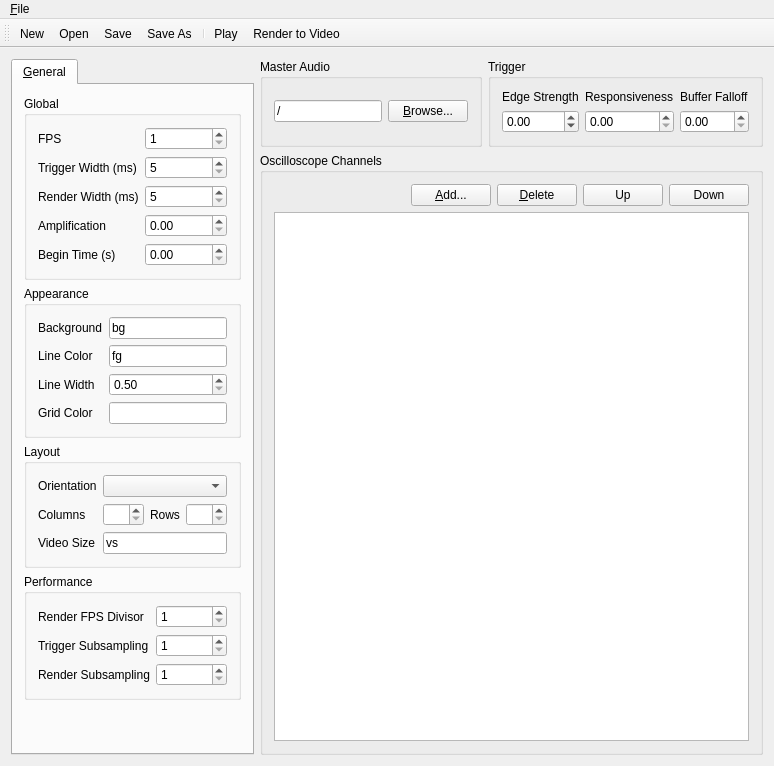
Above: corrscope/gui/mainwindow.ui from corrscope/corrscope before the change. Below: the same form after it.
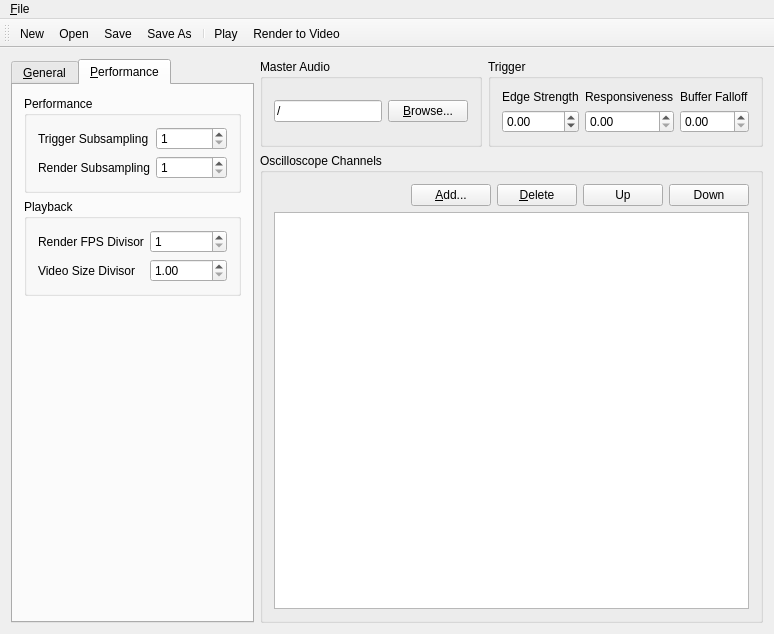
That is the form after the change. The open tabs and pages were chosen to show the change. Custom widgets are drawn as their Qt base class.

Commit message:
Add Performance tab to GUI
Add video size divisor to GUI.

The edit to the form file:
```diff
--- a/corrscope/gui/mainwindow.ui
+++ b/corrscope/gui/mainwindow.ui
@@ -246,47 +246,53 @@
          </widget>
         </item>
         <item>
-         <widget class="QGroupBox" name="optionChannel">
+         <spacer name="verticalSpacer_2">
+          <property name="orientation">
+           <enum>Qt::Vertical</enum>
+          </property>
+          <property name="sizeHint" stdset="0">
+           <size>
+            <width>20</width>
+            <height>40</height>
+           </size>
+          </property>
+         </spacer>
+        </item>
+       </layout>
+      </widget>
+      <widget class="QWidget" name="tabPerf">
+       <attribute name="title">
+        <string>&amp;Performance</string>
+       </attribute>
+       <layout class="QVBoxLayout" name="verticalLayout">
+        <item>
+         <widget class="QGroupBox" name="perfAll">
           <property name="title">
            <string>Performance</string>
           </property>
-          <layout class="QFormLayout" name="formLayout_3">
+          <layout class="QFormLayout" name="formLayout_5">
            <item row="0" column="0">
-            <widget class="QLabel" name="render_subfpsL">
-             <property name="text">
-              <string>Render FPS Divisor</string>
-             </property>
-            </widget>
-           </item>
-           <item row="0" column="1">
-            <widget class="BoundSpinBox" name="render_subfps">
-             <property name="minimum">
-              <number>1</number>
-             </property>
-            </widget>
-           </item>
-           <item row="1" column="0">
             <widget class="QLabel" name="trigger_subsamplingL">
              <property name="text">
               <string>Trigger Subsampling</string>
              </property>
             </widget>
            </item>
-           <item row="1" column="1">
+           <item row="0" column="1">
             <widget class="BoundSpinBox" name="trigger_subsampling">
              <property name="minimum">
               <number>1</number>
              </property>
             </widget>
            </item>
-           <item row="2" column="0">
+           <item row="1" column="0">
             <widget class="QLabel" name="render_subsamplingL">
              <property name="text">
               <string>Render Subsampling</string>
              </property>
             </widget>
            </item>
-           <item row="2" column="1">
+           <item row="1" column="1">
             <widget class="BoundSpinBox" name="render_subsampling">
              <property name="minimum">
               <number>1</number>
@@ -297,7 +303,47 @@
          </widget>
         </item>
         <item>
-         <spacer name="verticalSpacer_2">
+         <widget class="QGroupBox" name="perfPlayback">
+          <property name="title">
+           <string>Playback</string>
+          </property>
+          <layout class="QFormLayout" name="formLayout_3">
+           <item row="0" column="0">
+            <widget class="QLabel" name="render_subfpsL">
+             <property name="text">
+              <string>Render FPS Divisor</string>
+             </property>
+            </widget>
+           </item>
+           <item row="0" column="1">
+            <widget class="BoundSpinBox" name="render_subfps">
+             <property name="minimum">
+              <number>1</number>
+             </property>
+            </widget>
+           </item>
+           <item row="1" column="0">
+            <widget class="QLabel" name="render__res_divisorL">
+             <property name="text">
+              <string>Video Size Divisor</string>
+             </property>
+            </widget>
+           </item>
+           <item row="1" column="1">
+            <widget class="BoundDoubleSpinBox" name="render__res_divisor">
+             <property name="minimum">
+              <double>1.000000000000000</double>
+             </property>
+             <property name="singleStep">
+              <double>0.500000000000000</double>
+             </property>
+            </widget>
+           </item>
+          </layout>
+         </widget>
+        </item>
+        <item>
+         <spacer name="verticalSpacer">
           <property name="orientation">
            <enum>Qt::Vertical</enum>
           </property>
```
